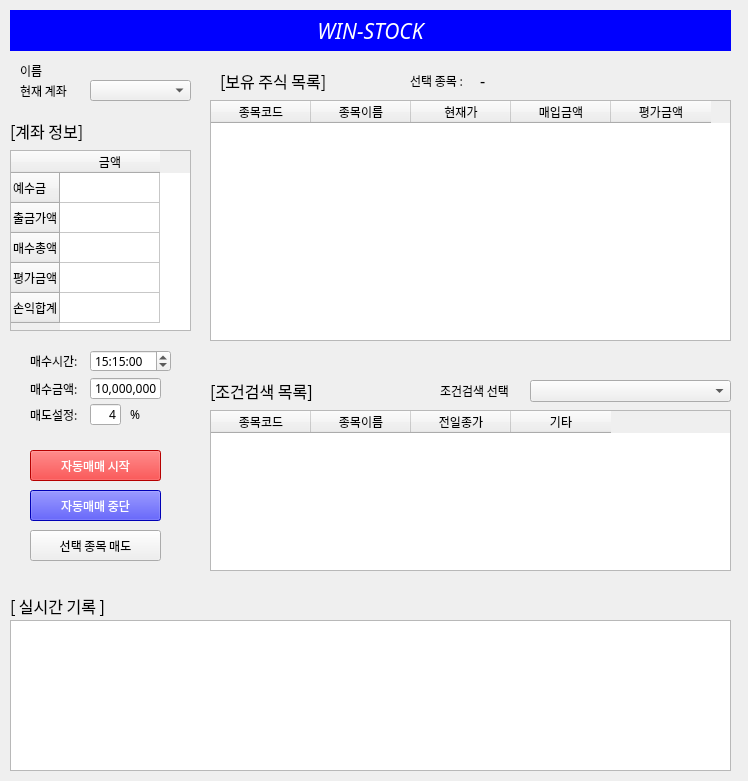
Old version of the form WinStock_project/ui/main.ui in the repository sun-a-i/mandleda.
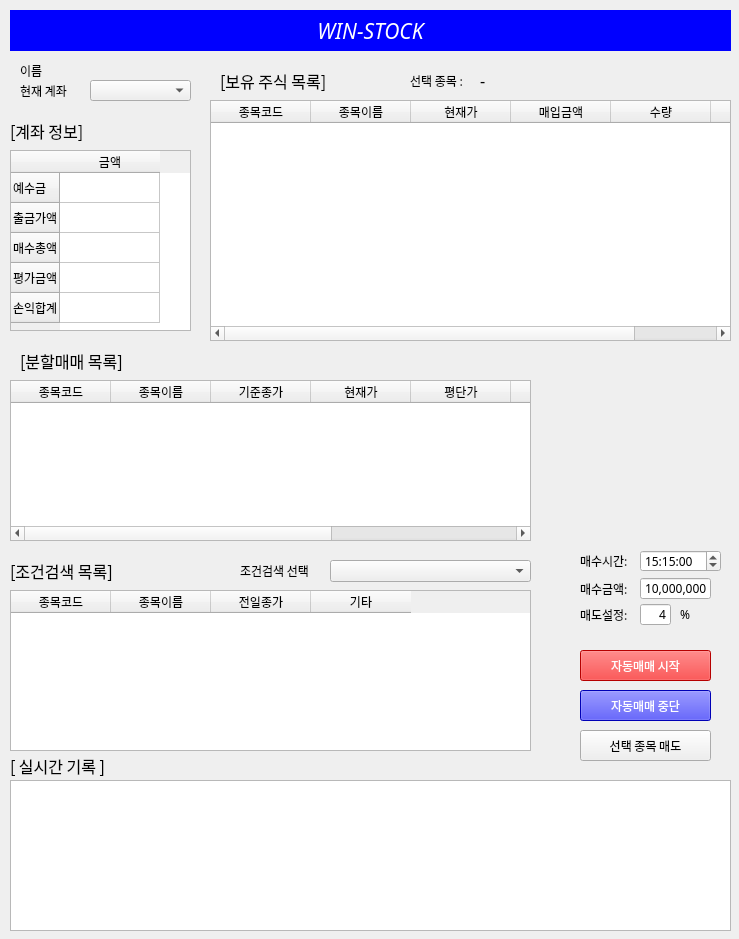
New version of the form.

Diff of the .ui file:
```diff
--- a/WinStock_project/ui/main.ui
+++ b/WinStock_project/ui/main.ui
@@ -6,8 +6,8 @@
    <rect>
     <x>0</x>
     <y>0</y>
-    <width>748</width>
-    <height>781</height>
+    <width>739</width>
+    <height>939</height>
    </rect>
   </property>
   <property name="windowTitle">
@@ -76,8 +76,8 @@
   <widget class="QTableWidget" name="table_con">
    <property name="geometry">
     <rect>
-     <x>210</x>
-     <y>410</y>
+     <x>10</x>
+     <y>590</y>
      <width>521</width>
      <height>161</height>
     </rect>
@@ -113,8 +113,8 @@
   <widget class="QComboBox" name="cbox_con">
    <property name="geometry">
     <rect>
-     <x>530</x>
-     <y>380</y>
+     <x>330</x>
+     <y>560</y>
      <width>201</width>
      <height>22</height>
     </rect>
@@ -165,15 +165,20 @@
    </column>
    <column>
     <property name="text">
-     <string>평가금액</string>
+     <string>수량</string>
+    </property>
+   </column>
+   <column>
+    <property name="text">
+     <string>손익률</string>
     </property>
    </column>
   </widget>
   <widget class="QLabel" name="label_4">
    <property name="geometry">
     <rect>
-     <x>210</x>
-     <y>380</y>
+     <x>10</x>
+     <y>560</y>
      <width>121</width>
      <height>21</height>
     </rect>
@@ -214,8 +219,8 @@
   <widget class="QLabel" name="label_6">
    <property name="geometry">
     <rect>
-     <x>440</x>
-     <y>380</y>
+     <x>240</x>
+     <y>560</y>
      <width>81</width>
      <height>21</height>
     </rect>
@@ -234,8 +239,8 @@
   <widget class="QPushButton" name="sell_btn">
    <property name="geometry">
     <rect>
-     <x>30</x>
-     <y>530</y>
+     <x>580</x>
+     <y>730</y>
      <width>131</width>
      <height>31</height>
     </rect>
@@ -342,8 +347,8 @@
   <widget class="QLineEdit" name="buy_amount_edit">
    <property name="geometry">
     <rect>
-     <x>90</x>
-     <y>378</y>
+     <x>640</x>
+     <y>578</y>
      <width>71</width>
      <height>21</height>
     </rect>
@@ -365,8 +370,8 @@
   <widget class="QLabel" name="label_10">
    <property name="geometry">
     <rect>
-     <x>30</x>
-     <y>378</y>
+     <x>580</x>
+     <y>578</y>
      <width>56</width>
      <height>21</height>
     </rect>
@@ -385,8 +390,8 @@
   <widget class="QLabel" name="label_11">
    <property name="geometry">
     <rect>
-     <x>30</x>
-     <y>404</y>
+     <x>580</x>
+     <y>604</y>
      <width>56</width>
      <height>21</height>
     </rect>
@@ -405,8 +410,8 @@
   <widget class="QLineEdit" name="order_amount_4">
    <property name="geometry">
     <rect>
-     <x>90</x>
-     <y>404</y>
+     <x>640</x>
+     <y>604</y>
      <width>31</width>
      <height>21</height>
     </rect>
@@ -428,8 +433,8 @@
   <widget class="QLabel" name="label_12">
    <property name="geometry">
     <rect>
-     <x>130</x>
-     <y>404</y>
+     <x>680</x>
+     <y>604</y>
      <width>21</width>
      <height>21</height>
     </rect>
@@ -448,8 +453,8 @@
   <widget class="QPushButton" name="trading_start_btn">
    <property name="geometry">
     <rect>
-     <x>30</x>
-     <y>450</y>
+     <x>580</x>
+     <y>650</y>
      <width>131</width>
      <height>31</height>
     </rect>
@@ -474,8 +479,8 @@
   <widget class="QPushButton" name="trading_stop_btn">
    <property name="geometry">
     <rect>
-     <x>30</x>
-     <y>490</y>
+     <x>580</x>
+     <y>690</y>
      <width>131</width>
      <height>31</height>
     </rect>
@@ -531,8 +536,8 @@
   <widget class="QTimeEdit" name="timeEdit">
    <property name="geometry">
     <rect>
-     <x>90</x>
-     <y>350</y>
+     <x>640</x>
+     <y>550</y>
      <width>81</width>
      <height>22</height>
     </rect>
@@ -565,8 +570,8 @@
   <widget class="QLabel" name="label_13">
    <property name="geometry">
     <rect>
-     <x>30</x>
-     <y>350</y>
+     <x>580</x>
+     <y>550</y>
      <width>56</width>
      <height>21</height>
     </rect>
@@ -586,7 +591,7 @@
    <property name="geometry">
     <rect>
      <x>10</x>
-     <y>620</y>
+     <y>780</y>
      <width>721</width>
      <height>151</height>
     </rect>
@@ -603,7 +608,7 @@
    <property name="geometry">
     <rect>
      <x>10</x>
-     <y>590</y>
+     <y>750</y>
      <width>121</width>
      <height>31</height>
     </rect>
@@ -641,6 +646,84 @@
     <string>[계좌 정보]</string>
    </property>
   </widget>
+  <widget class="QTableWidget" name="table_div">
+   <property name="geometry">
+    <rect>
+     <x>10</x>
+     <y>380</y>
+     <width>521</width>
+     <height>161</height>
+    </rect>
+   </property>
+   <property name="font">
+    <font>
+     <family>맑은 고딕</family>
+     <weight>50</weight>
+     <bold>false</bold>
+    </font>
+   </property>
+   <column>
+    <property name="text">
+     <string>종목코드</string>
+    </property>
+   </column>
+   <column>
+    <property name="text">
+     <string>종목이름</string>
+    </property>
+   </column>
+   <column>
+    <property name="text">
+     <string>기준종가</string>
+    </property>
+   </column>
+   <column>
+    <property name="text">
+     <string>현재가</string>
+    </property>
+   </column>
+   <column>
+    <property name="text">
+     <string>평단가</string>
+    </property>
+   </column>
+   <column>
+    <property name="text">
+     <string>수량</string>
+    </property>
+   </column>
+   <column>
+    <property name="text">
+     <string>현재상태</string>
+    </property>
+   </column>
+   <column>
+    <property name="text">
+     <string>D+DAY</string>
+    </property>
+   </column>
+  </widget>
+  <widget class="QLabel" name="label_9">
+   <property name="geometry">
+    <rect>
+     <x>20</x>
+     <y>350</y>
+     <width>121</width>
+     <height>21</height>
+    </rect>
+   </property>
+   <property name="font">
+    <font>
+     <family>맑은 고딕</family>
+     <pointsize>12</pointsize>
+     <weight>50</weight>
+     <bold>false</bold>
+    </font>
+   </property>
+   <property name="text">
+    <string>[분할매매 목록]</string>
+   </property>
+  </widget>
  </widget>
  <tabstops>
   <tabstop>account_list</tabstop>
```
